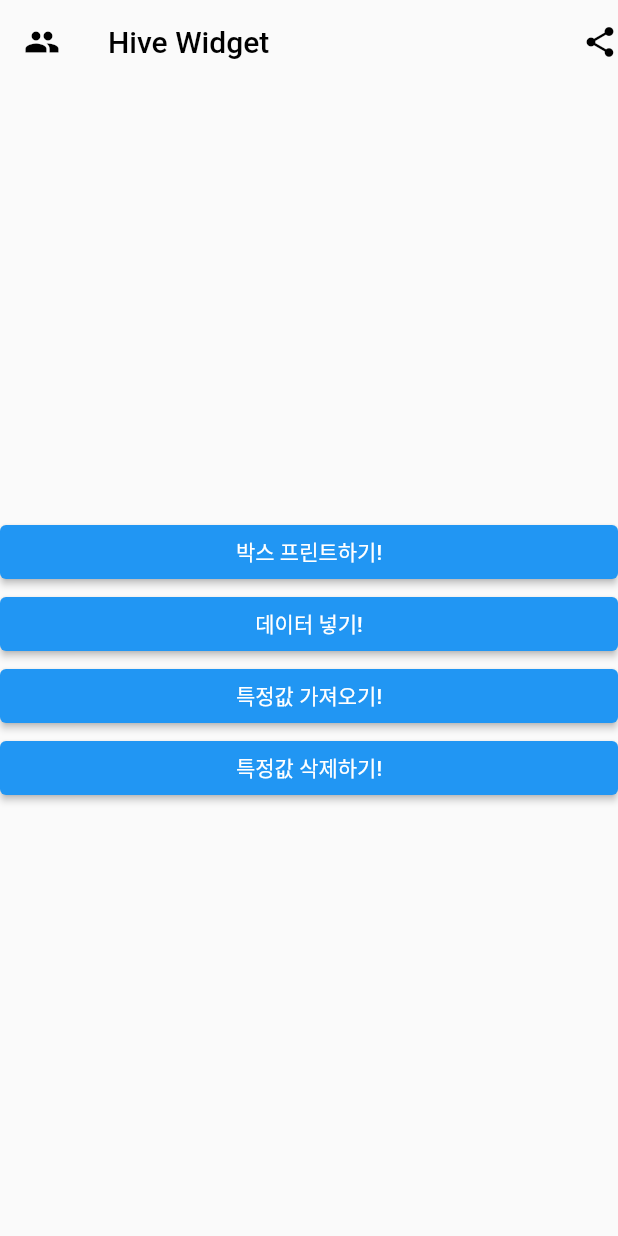
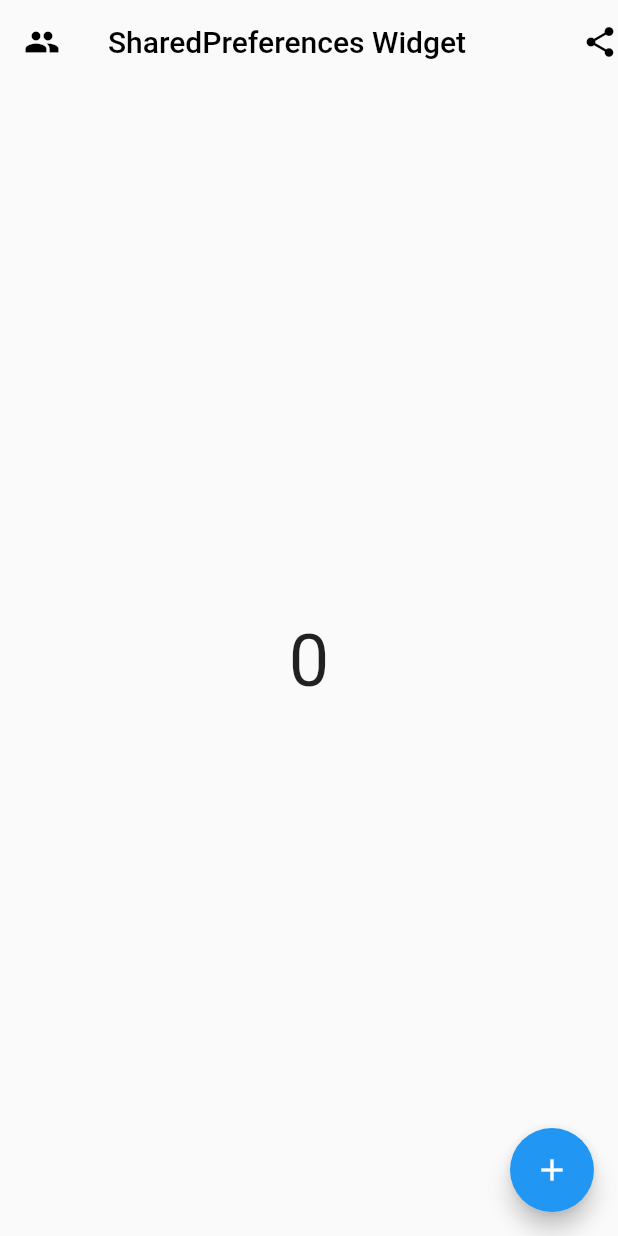
Before and after one commit to wlgnsdl815/sniper-factory-flutter, a Flutter app: the screen it shows after launch, on a phone screen of 412 x 824 dp. Run offline on Flutter 3.47's test engine with Material 2 defaults, Android fonts, the light colour scheme and no system bars; our stand-ins replace animate_do, cached_network_image, carousel_slider, connectivity_plus, dio, flutter_spinkit and 5 more; missing offline and left inert: secret_cat_sdk; accounts and stored records are empty.

Commit message:
20일차 shared_preferences

```diff
--- a/widgets_examples/lib/main.dart
+++ b/widgets_examples/lib/main.dart
@@ -1,8 +1,11 @@
 import 'package:flutter/material.dart';
 import 'package:hive_flutter/hive_flutter.dart';
 import 'package:widgets_examples/packages/hive_widget.dart';
+import 'package:widgets_examples/packages/shared_preferences_widget.dart';
 
-// HiveBox를 사용하기 위해서 비동기 함수로 만들었다.
+// // 오타방지를 위해 변수로 선언
+// const favoriteBox = 'favorite';
+// // HiveBox를 사용하기 위해서 비동기 함수로 만들었다.
 void main() async {
   await Hive.initFlutter();
   await Hive.openBox(favoriteBox);
@@ -15,7 +18,7 @@ class MyApp extends StatelessWidget {
   @override
   Widget build(BuildContext context) {
     return MaterialApp(
-      home: HiveWidget(),
+      home: SharedPreferencesWidget(),
     );
   }
 }
--- a/widgets_examples/lib/packages/hive_widget.dart
+++ b/widgets_examples/lib/packages/hive_widget.dart
@@ -1,7 +1,6 @@
 import 'package:flutter/material.dart';
 import 'package:hive_flutter/hive_flutter.dart';
 import 'package:widgets_examples/layout/default_layout.dart';
-import 'package:widgets_examples/main.dart';
 
 // 오타 방지를 위해서 변수로 만들었다.
 const favoriteBox = 'favorite';
--- /dev/null
+++ b/widgets_examples/lib/packages/shared_preferences_widget.dart
@@ -0,0 +1,71 @@
+import 'package:flutter/material.dart';
+import 'package:shared_preferences/shared_preferences.dart';
+import 'package:widgets_examples/layout/default_layout.dart';
+
+class SharedPreferencesWidget extends StatefulWidget {
+  const SharedPreferencesWidget({super.key});
+
+  @override
+  State<SharedPreferencesWidget> createState() =>
+      _SharedPreferencesWidgetState();
+}
+
+class _SharedPreferencesWidgetState extends State<SharedPreferencesWidget> {
+  int _counter = 0;
+  // 객체 초기화. null이 될 수도 있다.
+  // 빈 껍데기 상태
+  SharedPreferences? prefs;
+
+  // initState가 실행될 때 initPreferences()를 실행
+  @override
+  void initState() {
+    super.initState();
+    initPreferences();
+  }
+
+  void initPreferences() async {
+    // 빈 껍데기였던 prefs를 값으로 채워주고
+    prefs = await SharedPreferences.getInstance();
+    // 채워졌으면 _counter 변수로 넣어준다.
+    // 이 때 _counter는 제일 처음 실행한 사람에게는 prefs값이 없을테니까 null이면 0으로 넣어준다.
+    if (prefs != null) {
+      _counter = prefs!.getInt('_counter') ?? 0;
+      setState(() {});
+    }
+  }
+
+  @override
+  Widget build(BuildContext context) {
+    return Scaffold(
+      appBar: AppBar(
+        title: Text('SharedPreferences Widget'),
+        backgroundColor: Colors.transparent,
+        foregroundColor: Colors.black,
+        elevation: 0.0,
+        centerTitle: false,
+        leading: Icon(Icons.people),
+        actions: [
+          Icon(Icons.share),
+        ],
+      ),
+      body: Center(
+        child: Text(
+          '$_counter',
+          style: TextStyle(
+            fontSize: 48,
+          ),
+        ),
+      ),
+      floatingActionButton: FloatingActionButton(
+        onPressed: () {
+          setState(() => _counter += 1);
+          // prefs가 빈 껍데기가 아니면 prefs에 값을 넣어준다.
+          if (prefs != null) {
+            prefs!.setInt('_counter', _counter);
+          }
+        },
+        child: Icon(Icons.add),
+      ),
+    );
+  }
+}
--- a/widgets_examples/pubspec.yaml
+++ b/widgets_examples/pubspec.yaml
@@ -39,6 +39,7 @@ dependencies:
   intl: ^0.18.1
   cached_network_image: ^3.2.3
   hive_flutter: ^1.1.0
+  shared_preferences: ^2.2.0
 
 dev_dependencies:
   flutter_test:
```
Also changed, not shown: widgets_examples/pubspec.lock, 1 other file.
